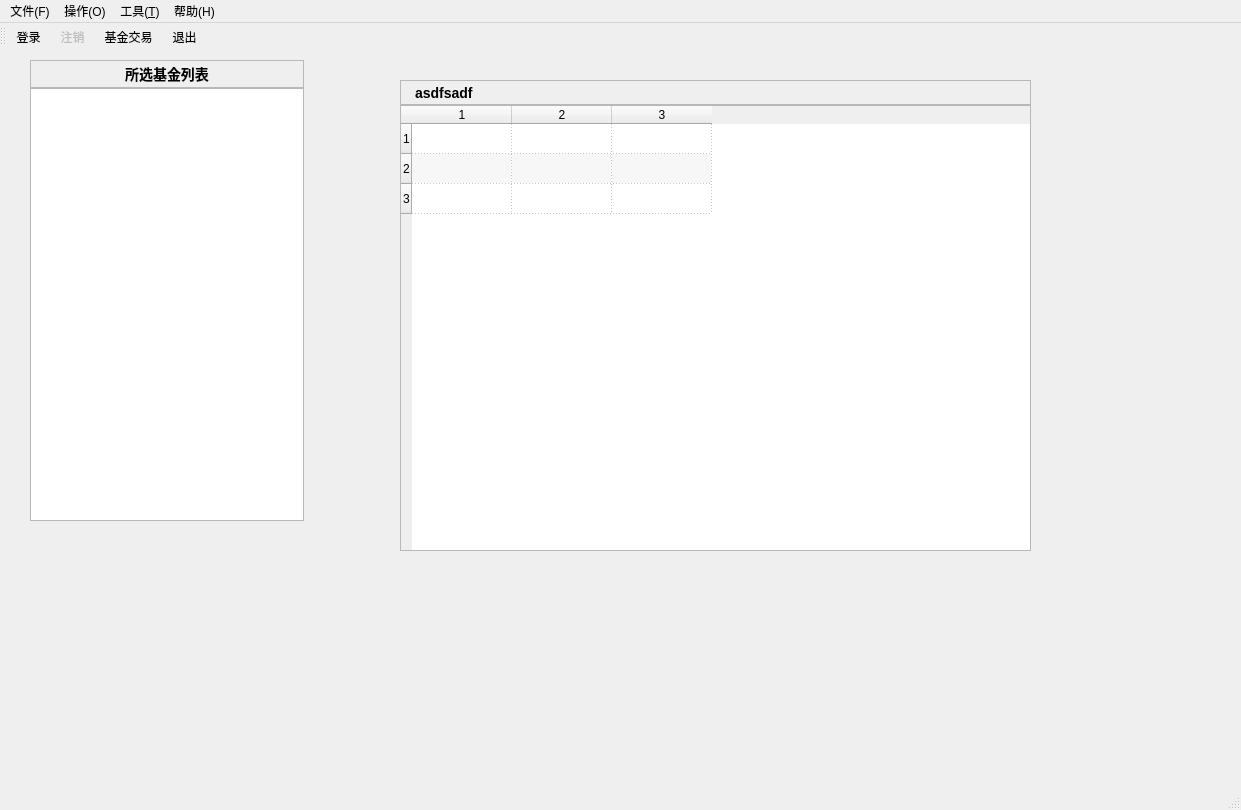
Old version of the form src/ui/MainWindow.ui in the repository zhouxchuan/finwise.
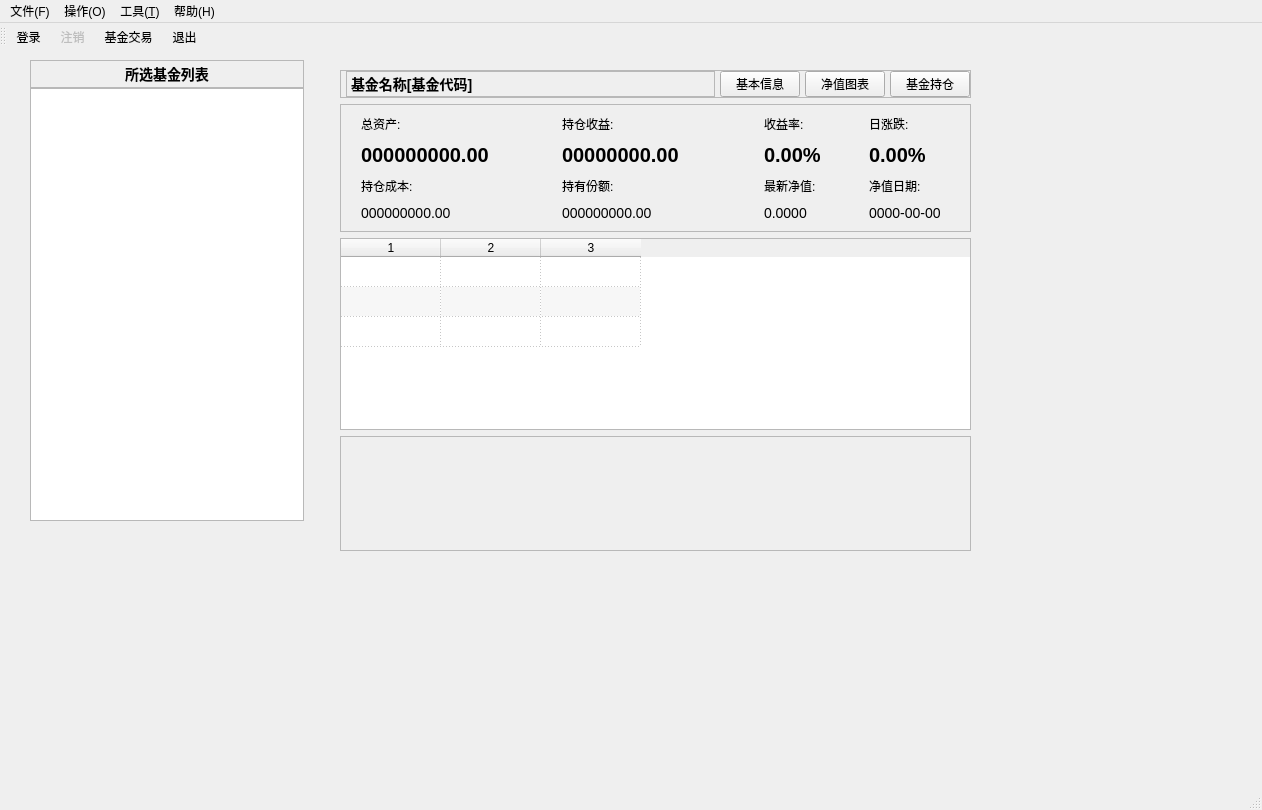
New version of the form. Icons and pictures are not drawn.

Diff of the .ui file:
```diff
--- a/src/ui/MainWindow.ui
+++ b/src/ui/MainWindow.ui
@@ -6,7 +6,7 @@
    <rect>
     <x>0</x>
     <y>0</y>
-    <width>1241</width>
+    <width>1262</width>
     <height>810</height>
    </rect>
   </property>
@@ -130,58 +130,277 @@
    <widget class="QWidget" name="rightWidget" native="true">
     <property name="geometry">
      <rect>
-      <x>400</x>
-      <y>30</y>
+      <x>340</x>
+      <y>20</y>
       <width>631</width>
-      <height>471</height>
+      <height>481</height>
      </rect>
     </property>
     <layout class="QVBoxLayout" name="verticalLayout_2">
-     <property name="spacing">
-      <number>0</number>
-     </property>
-     <property name="leftMargin">
-      <number>0</number>
-     </property>
-     <property name="topMargin">
-      <number>0</number>
-     </property>
-     <property name="rightMargin">
-      <number>0</number>
-     </property>
-     <property name="bottomMargin">
-      <number>0</number>
-     </property>
      <item>
-      <widget class="QLabel" name="fundTabelLabel">
-       <property name="minimumSize">
-        <size>
-         <width>0</width>
-         <height>25</height>
-        </size>
+      <widget class="QFrame" name="frame">
+       <property name="frameShape">
+        <enum>QFrame::Shape::StyledPanel</enum>
        </property>
-       <property name="font">
-        <font>
-         <pointsize>-1</pointsize>
-         <bold>true</bold>
-        </font>
+       <property name="frameShadow">
+        <enum>QFrame::Shadow::Raised</enum>
        </property>
-       <property name="styleSheet">
-        <string notr="true">padding: 2px 10px;
-font-size: 14px;</string>
-       </property>
+       <layout class="QHBoxLayout" name="horizontalLayout">
+        <property name="spacing">
+         <number>5</number>
+        </property>
+        <property name="leftMargin">
+         <number>5</number>
+        </property>
+        <property name="topMargin">
+         <number>0</number>
+        </property>
+        <property name="rightMargin">
+         <number>0</number>
+        </property>
+        <property name="bottomMargin">
+         <number>0</number>
+        </property>
+        <item>
+         <widget class="QLabel" name="fundNameLabel">
+          <property name="sizePolicy">
+           <sizepolicy hsizetype="Expanding" vsizetype="Preferred">
+            <horstretch>0</horstretch>
+            <verstretch>0</verstretch>
+           </sizepolicy>
+          </property>
+          <property name="minimumSize">
+           <size>
+            <width>0</width>
+            <height>25</height>
+           </size>
+          </property>
+          <property name="font">
+           <font>
+            <pointsize>-1</pointsize>
+            <bold>true</bold>
+           </font>
+          </property>
+          <property name="styleSheet">
+           <string notr="true">font-size: 14px;</string>
+          </property>
+          <property name="frameShape">
+           <enum>QFrame::Shape::StyledPanel</enum>
+          </property>
+          <property name="frameShadow">
+           <enum>QFrame::Shadow::Sunken</enum>
+          </property>
+          <property name="text">
+           <string>基金名称[基金代码]</string>
+          </property>
+          <property name="alignment">
+           <set>Qt::AlignmentFlag::AlignLeading|Qt::AlignmentFlag::AlignLeft|Qt::AlignmentFlag::AlignVCenter</set>
+          </property>
+         </widget>
+        </item>
+        <item>
+         <widget class="QPushButton" name="fundBasicInfoButton">
+          <property name="minimumSize">
+           <size>
+            <width>0</width>
+            <height>0</height>
+           </size>
+          </property>
+          <property name="text">
+           <string>基本信息</string>
+          </property>
+         </widget>
+        </item>
+        <item>
+         <widget class="QPushButton" name="fundNetValueButton">
+          <property name="minimumSize">
+           <size>
+            <width>0</width>
+            <height>0</height>
+           </size>
+          </property>
+          <property name="text">
+           <string>净值图表</string>
+          </property>
+         </widget>
+        </item>
+        <item>
+         <widget class="QPushButton" name="fundHoldDataButton">
+          <property name="minimumSize">
+           <size>
+            <width>0</width>
+            <height>0</height>
+           </size>
+          </property>
+          <property name="text">
+           <string>基金持仓</string>
+          </property>
+         </widget>
+        </item>
+       </layout>
+      </widget>
+     </item>
+     <item>
+      <widget class="QFrame" name="fundDataFrame">
        <property name="frameShape">
         <enum>QFrame::Shape::StyledPanel</enum>
        </property>
        <property name="frameShadow">
-        <enum>QFrame::Shadow::Sunken</enum>
+        <enum>QFrame::Shadow::Raised</enum>
        </property>
-       <property name="text">
-        <string>asdfsadf</string>
-       </property>
-       <property name="alignment">
-        <set>Qt::AlignmentFlag::AlignLeading|Qt::AlignmentFlag::AlignLeft|Qt::AlignmentFlag::AlignVCenter</set>
-       </property>
+       <layout class="QGridLayout" name="gridLayout" rowstretch="0,0,0,0" columnstretch="2,2,1,1">
+        <property name="leftMargin">
+         <number>20</number>
+        </property>
+        <property name="topMargin">
+         <number>10</number>
+        </property>
+        <property name="rightMargin">
+         <number>5</number>
+        </property>
+        <property name="bottomMargin">
+         <number>10</number>
+        </property>
+        <property name="spacing">
+         <number>10</number>
+        </property>
+        <item row="0" column="0">
+         <widget class="QLabel" name="label">
+          <property name="text">
+           <string>总资产:</string>
+          </property>
+         </widget>
+        </item>
+        <item row="0" column="1">
+         <widget class="QLabel" name="label_4">
+          <property name="text">
+           <string>持仓收益:</string>
+          </property>
+         </widget>
+        </item>
+        <item row="0" column="2">
+         <widget class="QLabel" name="label_5">
+          <property name="text">
+           <string>收益率:</string>
+          </property>
+         </widget>
+        </item>
+        <item row="0" column="3">
+         <widget class="QLabel" name="label_13">
+          <property name="text">
+           <string>日涨跌:</string>
+          </property>
+         </widget>
+        </item>
+        <item row="1" column="0">
+         <widget class="QLabel" name="fundTotalLabel">
+          <property name="styleSheet">
+           <string notr="true">font-size: 20px; font-weight: bold;</string>
+          </property>
+          <property name="text">
+           <string>000000000.00</string>
+          </property>
+         </widget>
+        </item>
+        <item row="1" column="1">
+         <widget class="QLabel" name="fundProfitLabel">
+          <property name="styleSheet">
+           <string notr="true">font-size: 20px; font-weight: bold;</string>
+          </property>
+          <property name="text">
+           <string>00000000.00</string>
+          </property>
+         </widget>
+        </item>
+        <item row="1" column="2">
+         <widget class="QLabel" name="fundProfitRatioLabel">
+          <property name="styleSheet">
+           <string notr="true">font-size: 20px; font-weight: bold;</string>
+          </property>
+          <property name="text">
+           <string>0.00%</string>
+          </property>
+         </widget>
+        </item>
+        <item row="1" column="3">
+         <widget class="QLabel" name="fundADRatioLabel">
+          <property name="styleSheet">
+           <string notr="true">font-size: 20px; font-weight: bold;</string>
+          </property>
+          <property name="text">
+           <string>0.00%</string>
+          </property>
+         </widget>
+        </item>
+        <item row="2" column="0">
+         <widget class="QLabel" name="label_8">
+          <property name="text">
+           <string>持仓成本:</string>
+          </property>
+         </widget>
+        </item>
+        <item row="2" column="1">
+         <widget class="QLabel" name="label_10">
+          <property name="text">
+           <string>持有份额:</string>
+          </property>
+         </widget>
+        </item>
+        <item row="2" column="2">
+         <widget class="QLabel" name="label_12">
+          <property name="text">
+           <string>最新净值:</string>
+          </property>
+         </widget>
+        </item>
+        <item row="2" column="3">
+         <widget class="QLabel" name="label_15">
+          <property name="text">
+           <string>净值日期:</string>
+          </property>
+         </widget>
+        </item>
+        <item row="3" column="0">
+         <widget class="QLabel" name="fundHeldCostLabel">
+          <property name="styleSheet">
+           <string notr="true">font-size: 14px;</string>
+          </property>
+          <property name="text">
+           <string>000000000.00</string>
+          </property>
+         </widget>
+        </item>
+        <item row="3" column="1">
+         <widget class="QLabel" name="fundHeldSharesLabel">
+          <property name="styleSheet">
+           <string notr="true">font-size: 14px;</string>
+          </property>
+          <property name="text">
+           <string>000000000.00</string>
+          </property>
+         </widget>
+        </item>
+        <item row="3" column="2">
+         <widget class="QLabel" name="fundNetValueLabel">
+          <property name="styleSheet">
+           <string notr="true">font-size: 14px;</string>
+          </property>
+          <property name="text">
+           <string>0.0000</string>
+          </property>
+         </widget>
+        </item>
+        <item row="3" column="3">
+         <widget class="QLabel" name="fundNVDateLabel">
+          <property name="styleSheet">
+           <string notr="true">font-size: 14px;</string>
+          </property>
+          <property name="text">
+           <string>0000-00-00</string>
+          </property>
+         </widget>
+        </item>
+       </layout>
       </widget>
      </item>
      <item>
@@ -207,6 +426,9 @@
        <property name="columnCount">
         <number>3</number>
        </property>
+       <attribute name="verticalHeaderVisible">
+        <bool>false</bool>
+       </attribute>
        <row/>
        <row/>
        <row/>
@@ -215,6 +437,22 @@
        <column/>
       </widget>
      </item>
+     <item>
+      <widget class="QFrame" name="frame_2">
+       <property name="sizePolicy">
+        <sizepolicy hsizetype="Expanding" vsizetype="Expanding">
+         <horstretch>0</horstretch>
+         <verstretch>0</verstretch>
+        </sizepolicy>
+       </property>
+       <property name="frameShape">
+        <enum>QFrame::Shape::StyledPanel</enum>
+       </property>
+       <property name="frameShadow">
+        <enum>QFrame::Shadow::Raised</enum>
+       </property>
+      </widget>
+     </item>
     </layout>
    </widget>
   </widget>
@@ -223,7 +461,7 @@
     <rect>
      <x>0</x>
      <y>0</y>
-     <width>1241</width>
+     <width>1262</width>
      <height>33</height>
     </rect>
    </property>
```
Left out of the diff: 53 changed lines with no effect on the pictures.
